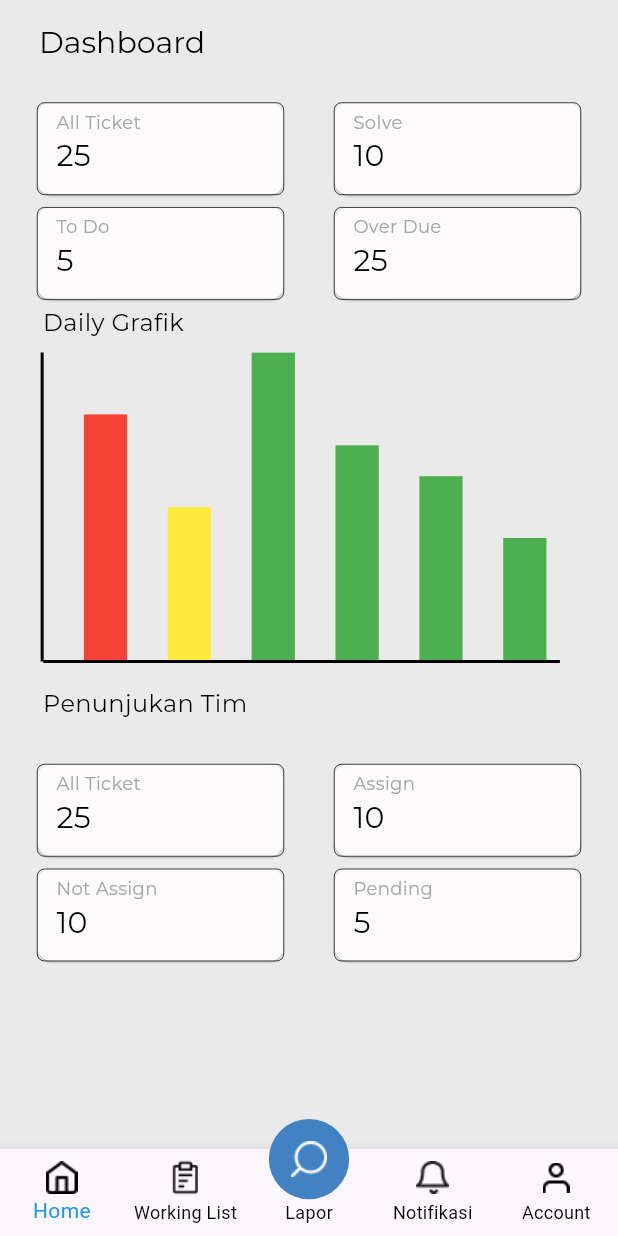
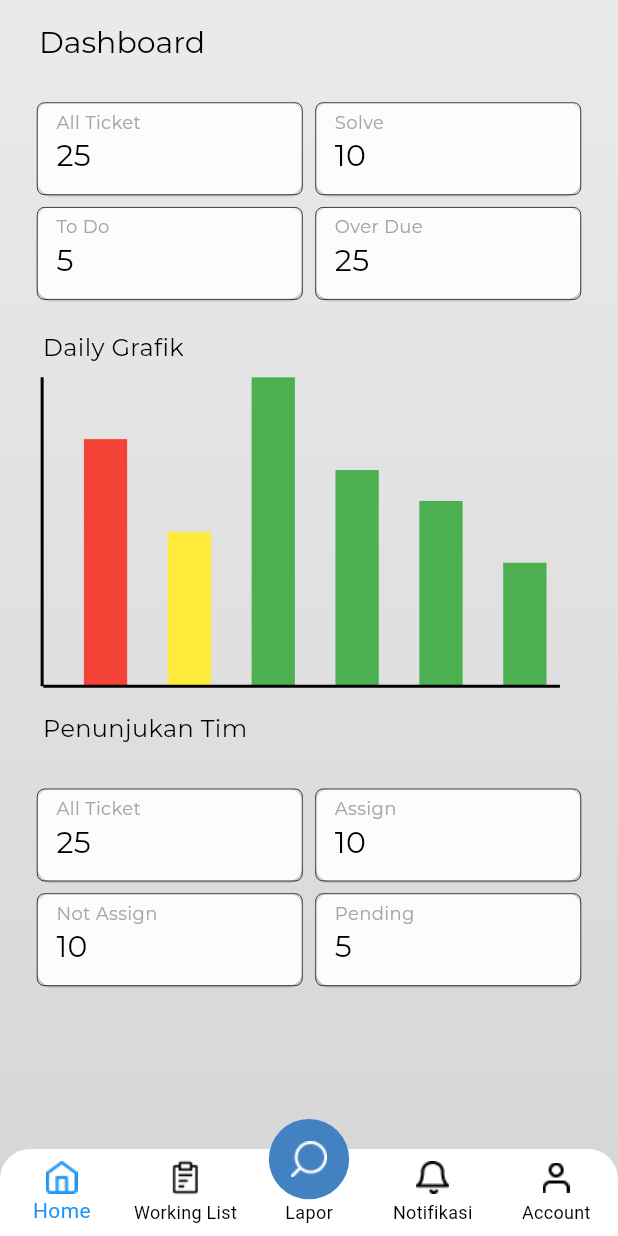
Before and after one commit to aansyawaluddin/FE_I_Ticketing, a Flutter app: the DashboardScreen screen opened directly, on a phone screen of 412 x 824 dp. Run offline on Flutter 3.47's test engine with Material 3 defaults, Android fonts, the phone set to English and light mode, and no system bars; drawn by our look-alikes of fl_chart; our stand-ins replace google_fonts.

Commit message:
Adjustment

```diff
--- a/frontend/lib/spv/button_nav.dart
+++ b/frontend/lib/spv/button_nav.dart
@@ -17,12 +17,18 @@ class BottomNav extends StatelessWidget {
     return Stack(
       clipBehavior: Clip.none,
       children: [
-        BottomNavigationBar(
+        ClipRRect(
+          borderRadius: const BorderRadius.only(
+            topLeft: Radius.circular(20),
+            topRight: Radius.circular(20),
+          ),
+          child: BottomNavigationBar(
             currentIndex: selectedIndex,
             onTap: onItemTapped,
             selectedItemColor: Colors.blue,
             unselectedItemColor: Colors.black,
             type: BottomNavigationBarType.fixed,
+            backgroundColor: Colors.white,
             items: [
               BottomNavigationBarItem(
                 icon: _buildIcon('assets/icons/home.png', 0, selectedIndex),
@@ -46,6 +52,7 @@ class BottomNav extends StatelessWidget {
               ),
             ],
           ),
+        ),
         Positioned(
           top: -20,
           left: (screenWidth / 2) - (screenWidth * 0.13 / 2),
@@ -62,8 +69,7 @@ class BottomNav extends StatelessWidget {
                     shape: BoxShape.circle,
                   ),
                   child: Center(
-                    child:
-                        _buildIcon('assets/icons/search.png', 2, selectedIndex),
+                    child: _buildIcon('assets/icons/search.png', 2, selectedIndex),
                   ),
                 ),
                 const SizedBox(height: 0),
@@ -83,11 +89,20 @@ class BottomNav extends StatelessWidget {
   }
 
   Widget _buildIcon(String assetPath, int index, int selectedIndex) {
+    if (index == 2) {
+      return Image.asset(
+        assetPath,
+        width: 24.0,
+        height: 24.0,
+      );
+    }
+
     Color color = selectedIndex == index ? Colors.blue : Colors.black;
     return Image.asset(
       assetPath,
-      width: 24.0, // Adjust size as needed
-      height: 24.0, // Adjust size as needed
+      width: 24.0,
+      height: 24.0,
+      color: color,
     );
   }
 }
--- a/frontend/lib/spv/dashboard.dart
+++ b/frontend/lib/spv/dashboard.dart
@@ -58,7 +58,20 @@ class _DashboardScreenState extends State<DashboardScreen> {
     final screenWidth = MediaQuery.of(context).size.width;
     final screenHeight = MediaQuery.of(context).size.height;
 
-    return Scaffold(
+    return Stack(
+      children: [
+        Container(
+          decoration: const BoxDecoration(
+            gradient: LinearGradient(
+              colors: [Color(0xFFEAEAEA), Color(0xFFD6D6D6)],
+              begin: Alignment.topCenter,
+              end: Alignment.bottomCenter,
+            ),
+          ),
+        ),
+        // Main content
+        Scaffold(
+          backgroundColor: Colors.transparent,
           appBar: AppBar(
             automaticallyImplyLeading: false,
             title: Row(
@@ -76,7 +89,6 @@ class _DashboardScreenState extends State<DashboardScreen> {
             backgroundColor: const Color(0xFFEAEAEA),
           ),
           body: Container(
-        color: const Color(0xFFEAEAEA),
             padding: EdgeInsets.symmetric(horizontal: screenWidth * 0.05),
             child: Column(
               crossAxisAlignment: CrossAxisAlignment.start,
@@ -96,6 +108,7 @@ class _DashboardScreenState extends State<DashboardScreen> {
                     _buildInfoCard('Over Due', 25, screenWidth),
                   ],
                 ),
+                SizedBox(height: screenHeight * 0.02),
                 Padding(
                   padding: const EdgeInsets.only(left: 8.0),
                   child: Text(
@@ -231,7 +244,10 @@ class _DashboardScreenState extends State<DashboardScreen> {
             selectedIndex: _selectedIndex,
             onItemTapped: _onItemTapped,
           ),
+        ),
+      ],
     );
+  }
 }
 
 Widget _buildInfoCard(String title, int count, double screenWidth) {
@@ -250,7 +266,7 @@ class _DashboardScreenState extends State<DashboardScreen> {
         ),
         borderRadius: BorderRadius.circular(5),
       ),
-        width: screenWidth * 0.4,
+      width: screenWidth * 0.43,
       height: screenWidth * 0.15,
       child: Column(
         crossAxisAlignment: CrossAxisAlignment.start,
@@ -282,7 +298,6 @@ class _DashboardScreenState extends State<DashboardScreen> {
     ),
   );
 }
-}
 
 class LinePainter extends CustomPainter {
   @override
--- a/frontend/lib/spv/detail_ticket.dart
+++ b/frontend/lib/spv/detail_ticket.dart
@@ -14,10 +14,11 @@ class DetailTicket extends StatelessWidget {
             fontSize: 20,
           ),
         ),
-        backgroundColor: Colors.white,
+        backgroundColor: const Color(0xFFEAEAEA),
         iconTheme: IconThemeData(color: Colors.black),
         elevation: 0,
       ),
+      backgroundColor: const Color(0xFFEAEAEA),
       body: Padding(
         padding: const EdgeInsets.all(16.0),
         child: Column(
--- a/frontend/lib/spv/notification.dart
+++ b/frontend/lib/spv/notification.dart
@@ -58,7 +58,9 @@ class _NotificationState extends State<NotificationPage> {
           ),
         ),
         centerTitle: false,
+        backgroundColor: const Color(0xFFEAEAEA),
       ),
+      backgroundColor: const Color(0xFFEAEAEA),
       body: ListView(
         padding: EdgeInsets.all(16.0),
         children: [
```
Also changed, not shown: frontend/lib/spv/account.dart (+14 -5 lines), frontend/lib/spv/working.dart (+0 -12 lines). Lines whose indentation alone changed are shown as unchanged.
